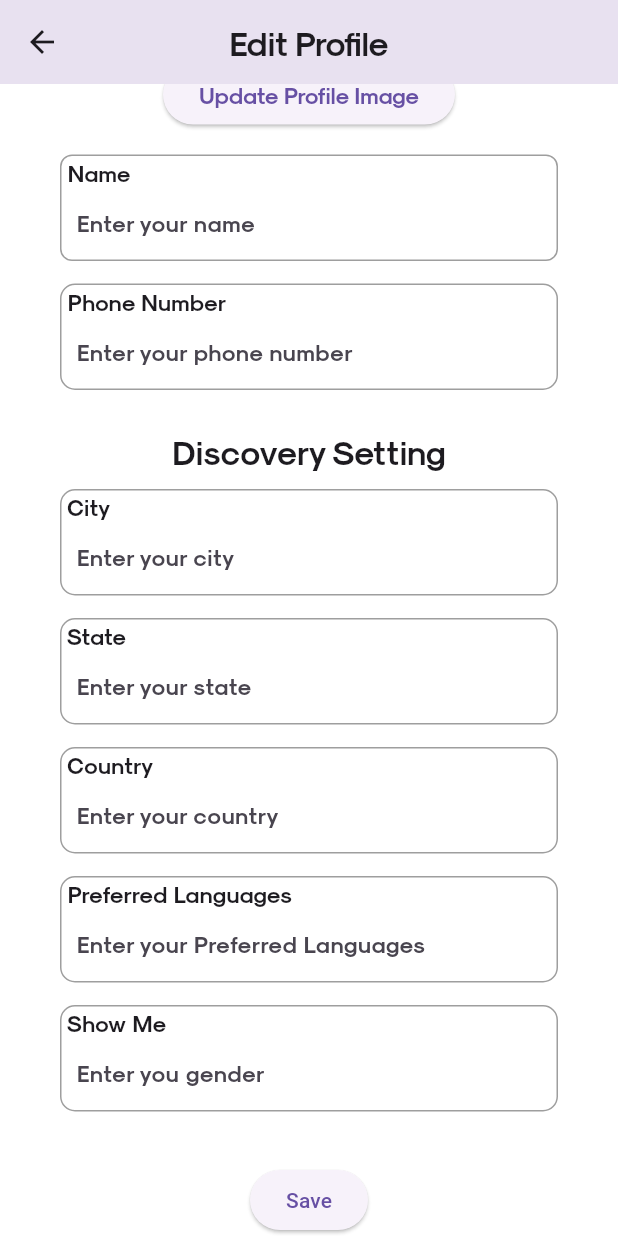
After one commit to greennyumbs/wanjaii, a Flutter app: the EditProfileScreen screen opened directly, scrolled down 153 dp, after a tap on "Update Profile Image", on a phone screen of 412 x 824 dp. The commit adds this screen. Run offline on Flutter 3.47's test engine with Material 3 defaults, Android fonts, the phone set to English and light mode, and no system bars; our stand-ins replace bloc, carousel_slider, cloud_firestore, equatable, firebase_auth, firebase_core and 5 more; missing offline and left inert: insta_image_viewer; accounts and stored records are empty; network calls fail; Roboto replaces fonts that are missing (Modernist).

Commit message:
before change to moji

```diff
--- a/lib/screens/chat/chat_service.dart
+++ b/lib/screens/chat/chat_service.dart
@@ -33,19 +33,6 @@ class ChatServices {
         .doc(chatRoomId)
         .collection("messages")
         .add(newMessage.toMap());
-
-    // Update match collection for both user1 and user2 using logical OR
-    await FirebaseFirestore.instance
-        .collection("matches")
-        .where("user1", whereIn: [currentUserID, receiverId])
-        .get()
-        .then((querySnapshot) {
-          querySnapshot.docs.forEach((doc) {
-            if ([currentUserID, receiverId].contains(doc["user2"])) {
-              doc.reference.update({"chat": "Yes"});
-            }
-          });
-        });
   }
 
   Future<void> sendImage(String receiverId, imageUrls) async {
@@ -78,29 +65,6 @@ class ChatServices {
         .add(newMessage.toMap());
   }
 
-  // File? imageFile; // Declare imageFile as a nullable File object
-
-  // Future<void> getImage() async {
-  //   ImagePicker _picker = ImagePicker();
-  //   // Use try-catch block to handle any potential exceptions
-  //   try {
-  //     // Use await to wait for the image picking process to complete
-  //     var pickedFile = await _picker.pickImage(source: ImageSource.gallery);
-  //     // Check if an image was picked
-  //     if (pickedFile != null) {
-  //       // Assign the picked image file to imageFile
-  //       imageFile = File(pickedFile.path);
-  //     }
-  //   } catch (e) {
-  //     // Handle any potential errors
-  //     print('Error picking image: $e');
-  //   }
-  // }
-
-  // Future uploadImage() async {
-
-  // }
-
   //Get Message
   Stream<QuerySnapshot> getMessages(String userId, otherUserId) {
     List<String> ids = [userId, otherUserId];
@@ -113,25 +77,4 @@ class ChatServices {
         .orderBy("timestamp", descending: false)
         .snapshots();
   }
-
-  // Stream<DocumentSnapshot?> getLatestMessage(
-  //     String userId, String otherUserId) {
-  //   List<String> ids = [userId, otherUserId];
-  //   ids.sort();
-  //   String chatRoomId = ids.join('_');
-  //   return FirebaseFirestore.instance
-  //       .collection("chat_room")
-  //       .doc(chatRoomId)
-  //       .collection("messages")
-  //       .orderBy("timestamp", descending: true)
-  //       .limit(1) // Limit to only one document (the latest)
-  //       .snapshots()
-  //       .map((snapshot) {
-  //     if (snapshot.docs.isEmpty) {
-  //       return null; // Return null if there are no messages
-  //     } else {
-  //       return snapshot.docs.first;
-  //     }
-  //   });
-  // }
 }
--- a/lib/screens/chat/individual_chat_page.dart
+++ b/lib/screens/chat/individual_chat_page.dart
@@ -76,6 +76,7 @@ class _IndividualChatPageState extends State<IndividualChatPage> {
 
   String imageProfilePath = "";
   String name = "";
+
   fetchImagePath() async {
     QuerySnapshot imageProfilePathQuery = await FirebaseFirestore.instance
         .collection("users")
--- /dev/null
+++ b/lib/screens/editprofile/editprofile.dart
@@ -0,0 +1,552 @@
+import 'package:cloud_firestore/cloud_firestore.dart';
+import 'dart:convert';
+import 'dart:ui';
+import 'package:flutter/material.dart';
+import 'package:flutter/widgets.dart';
+import 'package:http/http.dart' as http;
+import 'package:firebase_auth/firebase_auth.dart' hide User;
+import 'package:flutter_dating_app/services/user_service.dart';
+
+import 'package:flutter_dating_app/services/storage_service.dart';
+
+class EditProfileScreen extends StatefulWidget {
+  static const String routeName = '/EditProfile';
+  static Route route() {
+    return MaterialPageRoute(
+        builder: (_) => EditProfileScreen(),
+        settings: const RouteSettings(name: routeName));
+  }
+
+  @override
+  _EditProfileScreenState createState() => _EditProfileScreenState();
+}
+
+class _EditProfileScreenState extends State<EditProfileScreen> {
+  final _formKey = GlobalKey<FormState>();
+  String? _imageUrls;
+  TextEditingController _nameController = TextEditingController();
+  TextEditingController _ageController = TextEditingController();
+  TextEditingController _cityController = TextEditingController();
+  TextEditingController _languageController = TextEditingController();
+  TextEditingController _genderController = TextEditingController();
+  TextEditingController _phoneNumberController = TextEditingController();
+  TextEditingController _stateController = TextEditingController();
+  TextEditingController _countryController = TextEditingController();
+
+  @override
+  void initState() {
+    super.initState();
+    _getCurrentUser();
+    _fetchUserData();
+  }
+
+  Future<void> _fetchUserData() async {
+    final userData = await UserService().getUserData();
+    print(userData);
+    _imageUrls = userData.imageUrls;
+
+    setState(() {});
+  }
+
+  Future<void> _getCurrentUser() async {
+    try {
+      final currentUser = FirebaseAuth.instance.currentUser;
+      if (currentUser != null) {
+        final userData = await FirebaseFirestore.instance
+            .collection('users')
+            .doc(currentUser.uid)
+            .get();
+        setState(() {
+          _nameController.text = userData['name'] ?? '';
+          _cityController.text = userData['city'] ?? '';
+          _stateController.text = userData['state'] ?? '';
+          _countryController.text = userData['country'] ?? '';
+          _languageController.text = userData['language'] ?? '';
+          _genderController.text = userData['gender'] ?? '';
+          _phoneNumberController.text = userData['phoneNumber'] ?? '';
+        });
+      }
+    } catch (error) {
+      print('Error fetching current user: $error');
+    }
+  }
+
+  @override
+  Widget build(BuildContext context) {
+    return Scaffold(
+      appBar: AppBar(
+        centerTitle: true,
+        title: Text(
+          ('Edit Profile'),
+          style: TextStyle(
+            fontSize: 22,
+            fontWeight: FontWeight.bold,
+            fontFamily: 'Sk-Modernist',
+          ),
+        ),
+      ),
+      body: Padding(
+        padding: EdgeInsets.symmetric(horizontal: 20), // 1 column  many form
+        child: Form(
+          key: _formKey,
+          child: ListView(
+            children: [
+              Padding(
+                padding: EdgeInsets.symmetric(vertical: 20, horizontal: 20),
+                child: Column(
+                  children: [
+                    CircleAvatar(
+                      radius: 50,
+                      backgroundImage: _imageUrls != null
+                          ? NetworkImage(_imageUrls!)
+                          : AssetImage('assets/images/profile_placeholder.png')
+                              as ImageProvider,
+                    ),
+                    SizedBox(height: 16.0),
+                    ElevatedButton(
+                      onPressed: () async {
+                        // Update user profile image
+                        final imagePath = await StorageService().pickImage();
+                        if (imagePath != null) {
+                          final imageUrls =
+                              await StorageService().uploadImage(imagePath);
+                          await UserService()
+                              .updateUserImage(imageUrls: imageUrls);
+                          _imageUrls = imageUrls;
+                          setState(() {});
+                        }
+                      },
+                      child: Text(
+                        'Update Profile Image',
+                        style: TextStyle(
+                          fontSize: 15.0,
+                          fontWeight: FontWeight.bold,
+                          fontFamily: 'Sk-Modernist',
+                        ),
+                      ),
+                    ),
+                    SizedBox(height: 16.0),
+                    Padding(
+                      padding: EdgeInsets.only(bottom: 15),
+                      child: _buildNameField(),
+                    ),
+                    Padding(
+                      padding: EdgeInsets.only(bottom: 15),
+                      child: _buildPhoneNumberField(),
+                    ),
+                    SizedBox(height: 10),
+                    Text(
+                      'Discovery Setting',
+                      textAlign: TextAlign.left,
+                      style: TextStyle(
+                        fontSize: 22,
+                        fontWeight: FontWeight.bold,
+                        fontFamily: 'Sk-Modernist',
+                      ),
+                    ),
+                    SizedBox(height: 10),
+                    Padding(
+                      padding: EdgeInsets.only(bottom: 15),
+                      child: _buildCityField(),
+                    ),
+                    Padding(
+                      padding: EdgeInsets.only(bottom: 15),
+                      child: _buildStateField(),
+                    ),
+                    Padding(
+                      padding: EdgeInsets.only(bottom: 15),
+                      child: _buildCountryField(),
+                    ),
+                    Padding(
+                      padding: EdgeInsets.only(bottom: 15),
+                      child: _buildLanguageField(),
+                    ),
+                    Padding(
+                      padding: EdgeInsets.only(bottom: 15),
+                      child: _buildGenderField(),
+                    ),
+                  ],
+                ),
+              ),
+              Center(
+                child: ElevatedButton(
+                  onPressed: () {
+                    if (_formKey.currentState!.validate()) {
+                      // If the form is valid, send data to the backend
+                      updateUserData();
+                    }
+                  },
+                  child: Text('Save'),
+                ),
+              ),
+            ],
+          ),
+        ),
+      ),
+    );
+  }
+
+  Widget _buildNameField() {
+    return SizedBox(
+      height: 71, // Specify the height of the container
+      width: 350, // Specify the width of the container
+      child: Container(
+        decoration: BoxDecoration(
+          border: Border.all(color: Colors.grey, width: 1),
+          borderRadius: BorderRadius.circular(8),
+        ),
+        child: Column(
+          crossAxisAlignment: CrossAxisAlignment.start,
+          children: [
+            Text(
+              ' Name',
+              style: TextStyle(
+                fontSize: 15.0,
+                fontWeight: FontWeight.bold,
+                fontFamily: 'Sk-Modernist',
+              ),
+            ),
+            TextFormField(
+              controller: _nameController,
+              decoration: InputDecoration(
+                hintText: 'Enter your name',
+                contentPadding: EdgeInsets.all(10),
+                border: InputBorder.none,
+              ),
+              style: TextStyle(
+                  fontSize: 15.0,
+                  fontWeight: FontWeight.bold,
+                  fontFamily: 'Sk-Modernist',
+                  color: Colors.grey),
+              validator: (value) {
+                if (value == null || value.isEmpty) {
+                  return 'Please enter your name';
+                }
+                return null;
+              },
+            ),
+          ],
+        ),
+      ),
+    );
+  }
+
+  Widget _buildPhoneNumberField() {
+    return Container(
+      decoration: BoxDecoration(
+        border: Border.all(color: Colors.grey, width: 1),
+        borderRadius: BorderRadius.circular(10),
+      ),
+      child: Column(
+        crossAxisAlignment: CrossAxisAlignment.start,
+        children: [
+          Text(
+            ' Phone Number',
+            style: TextStyle(
+              fontSize: 15.0,
+              fontWeight: FontWeight.bold,
+              fontFamily: 'Sk-Modernist',
+            ),
+          ),
+          TextFormField(
+            controller: _phoneNumberController,
+            decoration: InputDecoration(
+              hintText: 'Enter your phone number',
+              contentPadding: EdgeInsets.all(10),
+              border: InputBorder.none,
+            ),
+            style: TextStyle(
+                fontSize: 15.0,
+                fontWeight: FontWeight.bold,
+                fontFamily: 'Sk-Modernist',
+                color: Colors.grey),
+            validator: (value) {
+              if (value == null || value.isEmpty) {
+                return 'Please enter your phone number';
+              }
+              return null;
+            },
+          ),
+        ],
+      ),
+    );
+  }
+
+  Widget _buildCityField() {
+    return Container(
+      decoration: BoxDecoration(
+        border: Border.all(color: Colors.grey, width: 1),
+        borderRadius: BorderRadius.circular(10),
+      ),
+      child: Column(
+        crossAxisAlignment: CrossAxisAlignment.start,
+        children: [
+          Text(
+            ' City',
+            style: TextStyle(
+              fontSize: 15.0,
+              fontWeight: FontWeight.bold,
+              fontFamily: 'Sk-Modernist',
+            ),
+          ),
+          TextFormField(
+            controller: _cityController,
+            decoration: InputDecoration(
+              hintText: 'Enter your city',
+              contentPadding: EdgeInsets.all(10),
+              border: InputBorder.none,
+            ),
+            style: TextStyle(
+                fontSize: 15.0,
+                fontWeight: FontWeight.bold,
+                fontFamily: 'Sk-Modernist',
+                color: Colors.grey),
+          ),
+        ],
+      ),
+    );
+  }
+
+  Widget _buildStateField() {
+    return Container(
+      decoration: BoxDecoration(
+        border: Border.all(color: Colors.grey, width: 1),
+        borderRadius: BorderRadius.circular(10),
+      ),
+      child: Column(
+        crossAxisAlignment: CrossAxisAlignment.start,
+        children: [
+          Text(
+            ' State',
+            style: TextStyle(
+              fontSize: 15.0,
+              fontWeight: FontWeight.bold,
+              fontFamily: 'Sk-Modernist',
+            ),
+          ),
+          TextFormField(
+            controller: _stateController,
+            decoration: InputDecoration(
+              hintText: 'Enter your state',
+              contentPadding: EdgeInsets.all(10),
+              border: InputBorder.none,
+            ),
+            style: TextStyle(
+                fontSize: 15.0,
+                fontWeight: FontWeight.bold,
+                fontFamily: 'Sk-Modernist',
+                color: Colors.grey),
+          ),
+        ],
+      ),
+    );
+  }
+
+  Widget _buildCountryField() {
+    return Container(
+      decoration: BoxDecoration(
+        border: Border.all(color: Colors.grey, width: 1),
+        borderRadius: BorderRadius.circular(10),
+      ),
+      child: Column(
+        crossAxisAlignment: CrossAxisAlignment.start,
+        children: [
+          Text(
+            ' Country',
+            style: TextStyle(
+              fontSize: 15.0,
+              fontWeight: FontWeight.bold,
+              fontFamily: 'Sk-Modernist',
+            ),
+          ),
+          TextFormField(
+            controller: _countryController,
+            decoration: InputDecoration(
+              hintText: 'Enter your country',
+              contentPadding: EdgeInsets.all(10),
+              border: InputBorder.none,
+            ),
+            style: TextStyle(
+                fontSize: 15.0,
+                fontWeight: FontWeight.bold,
+                fontFamily: 'Sk-Modernist',
+                color: Colors.grey),
+          ),
+        ],
+      ),
+    );
+  }
+
+  Widget _buildLanguageField() {
+    return Container(
+      decoration: BoxDecoration(
+        border: Border.all(color: Colors.grey, width: 1),
+        borderRadius: BorderRadius.circular(10),
+      ),
+      child: Column(
+        crossAxisAlignment: CrossAxisAlignment.start,
+        children: [
+          Text(
+            ' Preferred Languages',
+            style: TextStyle(
+              fontSize: 15.0,
+              fontWeight: FontWeight.bold,
+              fontFamily: 'Sk-Modernist',
+            ),
+          ),
+          TextFormField(
+            controller: _languageController,
+            decoration: InputDecoration(
+              hintText: 'Enter your Preferred Languages',
+              contentPadding: EdgeInsets.all(10),
+              border: InputBorder.none,
+            ),
+            style: TextStyle(
+                fontSize: 15.0,
+                fontWeight: FontWeight.bold,
+                fontFamily: 'Sk-Modernist',
+                color: Colors.grey),
+          ),
+        ],
+      ),
+    );
+  }
+
+  Widget _buildGenderField() {
+    return Container(
+      decoration: BoxDecoration(
+        border: Border.all(color: Colors.grey, width: 1),
+        borderRadius: BorderRadius.circular(10),
+      ),
+      child: Column(
+        crossAxisAlignment: CrossAxisAlignment.start,
+        children: [
+          Text(
+            ' Show Me',
+            style: TextStyle(
+              fontSize: 15.0,
+              fontWeight: FontWeight.bold,
+              fontFamily: 'Sk-Modernist',
+            ),
+          ),
+          TextFormField(
+            controller: _genderController,
+            decoration: InputDecoration(
+              hintText: 'Enter you gender',
+              contentPadding: EdgeInsets.all(10),
+              border: InputBorder.none,
+            ),
+            style: TextStyle(
+              fontSize: 15.0,
+              fontWeight: FontWeight.bold,
+              fontFamily: 'Sk-Modernist',
+              color: Colors.grey,
+            ),
+          ),
+        ],
+      ),
+    );
+  }
+
+  void updateUserData() async {
+    try {
+      final currentUser = FirebaseAuth.instance.currentUser;
+      if (currentUser != null) {
+        await FirebaseFirestore.instance
+            .collection('users')
+            .doc(currentUser.uid)
+            .update({
+          'name': _nameController.text,
+          'city': _cityController.text,
+          'state': _stateController.text,
+          'country': _countryController.text,
+          'language': _languageController.text,
+          'gender': _genderController.text,
+          'phoneNumber': _phoneNumberController.text,
+        });
+        // Data updated successfully
+        showDialog(
+          context: context,
+          builder: (context) => AlertDialog(
+            title: Text('Success'),
+            content: Text('User data updated successfully.'),
+            actions: [
+              TextButton(
+                onPressed: () {
+                  Navigator.pop(context);
+                },
+                child: Text('OK'),
+              ),
+            ],
+          ),
+        );
+      }
+    } catch (error) {
+      // Handle errors
+      showDialog(
+        context: context,
+        builder: (context) => AlertDialog(
+          title: Text('Error'),
+          content: Text('Failed to update user data: $error'),
+          actions: [
+            TextButton(
+              onPressed: () {
+                Navigator.pop(context);
+              },
+              child: Text('OK'),
+            ),
+          ],
+        ),
+      );
+    }
+  }
+}
+
+
+
+//   // Function to send form data to the backend
+//   void sendDataToBackend() async {
+//     // Get form data from text controllers
+//     String name = _nameController.text;
+//     String dateOfBirth = _dateOfBirthController.text;
+//     String phoneNumber = _phoneNumberController.text;
+//     String email = _emailController.text;
+//     String location = _locationController.text;
+//     String language = _languageController.text;
+//     String gender = _genderController.text;
+
+//     // Create a map containing the form data
+//     Map<String, String> formData = {
+//       'name': name,
+//       'dateOfBirth': dateOfBirth,
+//       'phoneNumber': phoneNumber,
+//       'email': email,
+//       'location': location,
+//       'language': language,
+//       'gender': gender,
+//     };
+//     String jsonData = jsonEncode(formData);
+//     print(jsonData);
+
+//     // Backend API URL
+//     String backendUrl = 'http://192.168.1.85:3000/api/users';
+
+//     try {
+//       print(jsonData);
+//       // Send POST request to the backend
+//       final res = await http.post(Uri.parse(backendUrl),
+//           headers: {'Content-Type': 'application/json'}, body: jsonData);
+
+//       // Check if request was successful
+//       if (res.statusCode == 201) {
+//         print("success");
+//       } else {
+//         print("fail");
+//       }
+//     } catch (error) {
+//       // Handle error
+//       print('Error sending data to backend: $error');
+//       // You can add further error handling logic here, such as showing an error message to the user.
+//     }
+//   }
+// }
```
